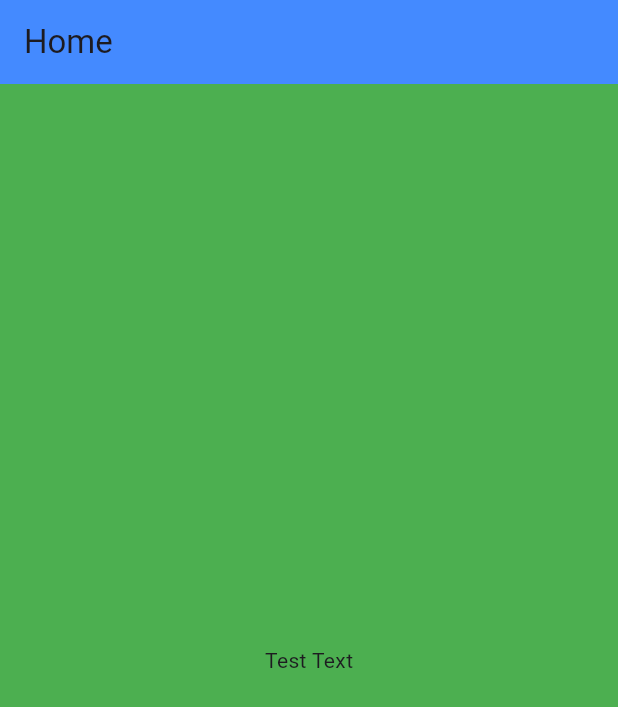
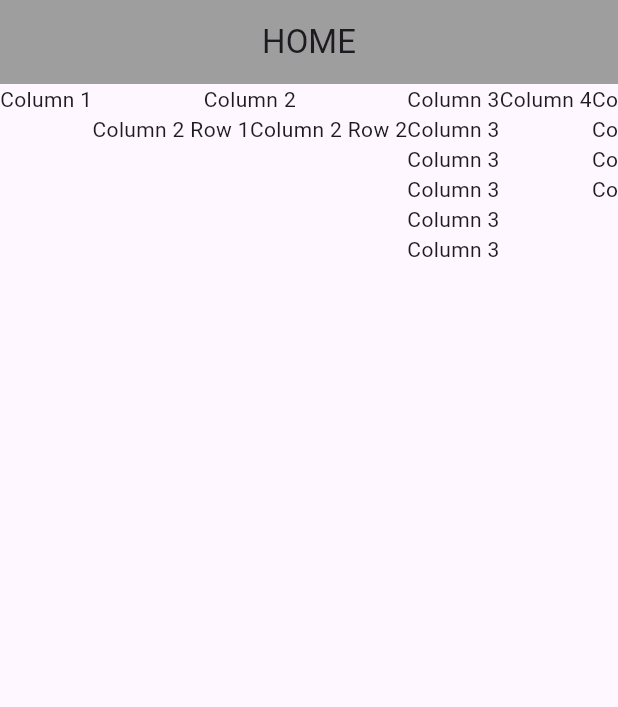
Before and after one commit to farshidalamevan/ostad_flutter_seven_flutter, a Flutter app: the screen it shows after launch, on a phone screen of 412 x 824 dp. Shown: the top 707 px of the screen. Run offline on Flutter 3.47's test engine with Material 3 defaults, Android fonts, the light colour scheme and no system bars.

Commit message:
Column, Row, Scroll View

```diff
--- a/lib/main.dart
+++ b/lib/main.dart
@@ -1,19 +1,20 @@
-// image, materialApp, scaffold, Icons,
-// buttons(ElevatedButton, IconButton, TextButton, GestureDetector, InkWell)
+/// Column, Row, Scroll View (SingleChildScrollView)
 
 import 'package:flutter/material.dart';
 
 void main() {
-  runApp(Module7Class3());
+  runApp(Module8Class1());
 }
 
-class Module7Class3 extends StatelessWidget {
+class Module8Class1 extends StatelessWidget {
+  const Module8Class1({super.key});
+
   @override
   Widget build(BuildContext context) {
-    return const MaterialApp(
+    return MaterialApp(
       debugShowCheckedModeBanner: false,
       home: Home(),
-      title: 'Module 7 Class 3',
+      title: 'Module 8 Class 1',
     );
   }
 }
@@ -24,91 +25,110 @@ class Home extends StatelessWidget {
   @override
   Widget build(BuildContext context) {
     return Scaffold(
-      backgroundColor: Colors.green,
       appBar: AppBar(
-        backgroundColor: Colors.blueAccent,
-        title: Text('Home'),
+        title: Text('HOME'),
+        centerTitle: true,
+        backgroundColor: Colors.grey,
       ),
-      body: Center(
-        /// Text Widget
-        // child: Text(
-        //   'Hello',
-        //   style: TextStyle(
-        //     color: Colors.red,
-        //     fontSize: 40,
-        //     fontWeight: FontWeight.bold,
-        //   ),
-        // ),
 
-        /// Icon Widget
-        // child: Icon(
-        //   Icons.mood,
-        //   size: 200,
-        //   color: Colors.yellow,
-        // ),
+      /// Column
+      // body: Column(
+      //   mainAxisSize: MainAxisSize.max,
+      //   mainAxisAlignment: MainAxisAlignment.spaceBetween,
+      //   crossAxisAlignment: CrossAxisAlignment.end,
+      //   children: [
+      //     Text('Data 1'),
+      //     Text('Data 2'),
+      //     Text('Data 3'),
+      //     Text('Data 4'),
+      //     Text('Data 5'),
+      //     ElevatedButton(
+      //       onPressed: () {},
+      //       child: Text('Click Here'),
+      //     ),
+      //     IconButton(
+      //       onPressed: () {},
+      //       icon: Icon(Icons.access_alarm),
+      //     ),
+      //     Icon(Icons.access_time_filled_outlined),
+      //   ],
+      // ),
 
-        /// Image Widget from Image.network
-        // child: Image.network(
-        //   'https://cdn.ostad.app/course/cover/2023-12-04T11-05-21.903Z-Flutter.jpg',
-        //   width: 400,
-        //   height: 500,
-        // ),
+      /// SingleChildScrollView , ROW
+      // body: SingleChildScrollView(
+      //   scrollDirection: Axis.horizontal,
+      //   child: Row(
+      //       mainAxisAlignment: MainAxisAlignment.center,
+      //       crossAxisAlignment: CrossAxisAlignment.start,
+      //       mainAxisSize: MainAxisSize.max,
+      //       children: [
+      //         Text('Data 1\nfrom Evan'),
+      //         Text('Data 2'),
+      //         Text('Data 3'),
+      //         Text('Data 4'),
+      //         Text('Data 5'),
+      //         Text('Data 6'),
+      //         Text('Data 7'),
+      //         Text('Data 8'),
+      //         Text('Data 9'),
+      //         Text('Data 10'),
+      //         Text('Data 11'),
+      //         Text('Data 10'),
+      //         Text('Data 11'),
+      //         Text('Data 12'),
+      //         Text('Data 13'),
+      //         Text('Data 14'),
+      //         Text('Data 15'),
+      //
+      //       ]),
+      // ),
 
-        ///  Image Widget from Image.asset
-        // child: Image.asset(
-        //   'assets/images/BZS.jpg',
-        //   width: 500,
-        //   height: 300,
-        //   fit: BoxFit.cover,
-        // ),
-
-        /// Elevated Button
-        // child: ElevatedButton(
-        //   onPressed: () {
-        //     print('Button Pressed');
-        //   },
-        //   child: Text('Notification'),
-        // ),
-
-        /// Icon Button
-        // child: IconButton(
-        //   onPressed: () {
-        //     print('Icon Button');
-        //   },
-        //   icon: Icon(
-        //     Icons.smart_button,
-        //     size: 50,
-        //   ),
-        // ),
-
-        /// Text Button
-        // child: TextButton(
-        //   onPressed: () {
-        //     print('show button pressed');
-        //   },
-        //   child: Text('Text Button'),
-        // ),
-
-        /// Gesture Detector for response callback
-        // child: GestureDetector(
-        //   onTap: () {
-        //     print('single tap');
-        //   },
-        //   onDoubleTap: () {
-        //     print('Double Tap');
-        //   },
-        //   child: Icon(Icons.abc),
-        // ),
-
-        /// InkWell for response reactions with callback
-        child: InkWell(
-          onTap: () {
-            print('Single Tap');
-          },
-          onDoubleTap: () {
-            print('Double Tap');
-          },
-          child: Text('Test Text'),
+      /// Row, Column in same body with Scroll View
+      body: SingleChildScrollView(
+        scrollDirection: Axis.horizontal,
+        child: Row(
+          children: [
+            Column(
+              children: [Text('Column 1')],
+            ),
+            Column(
+              children: [
+                Text('Column 2'),
+                Row(
+                  children: [
+                    Text('Column 2 Row 1'),
+                    Text('Column 2 Row 2'),
+                  ],
+                )
+              ],
+            ),
+            Column(
+              children: [
+                Text('Column 3'),
+                Text('Column 3'),
+                Text('Column 3'),
+                Text('Column 3'),
+                Text('Column 3'),
+                Text('Column 3'),
+              ],
+            ),
+            Column(
+              children: [Text('Column 4')],
+            ),
+            Column(
+              children: [
+                Text('Column 5'),
+                Text('Column 5'),
+                Text('Column 5'),
+                Text('Column 5'),
+              ],
+            ),
+            Column(
+              children: [
+                Text('Column 6'),
+              ],
+            ),
+          ],
         ),
       ),
     );
```
